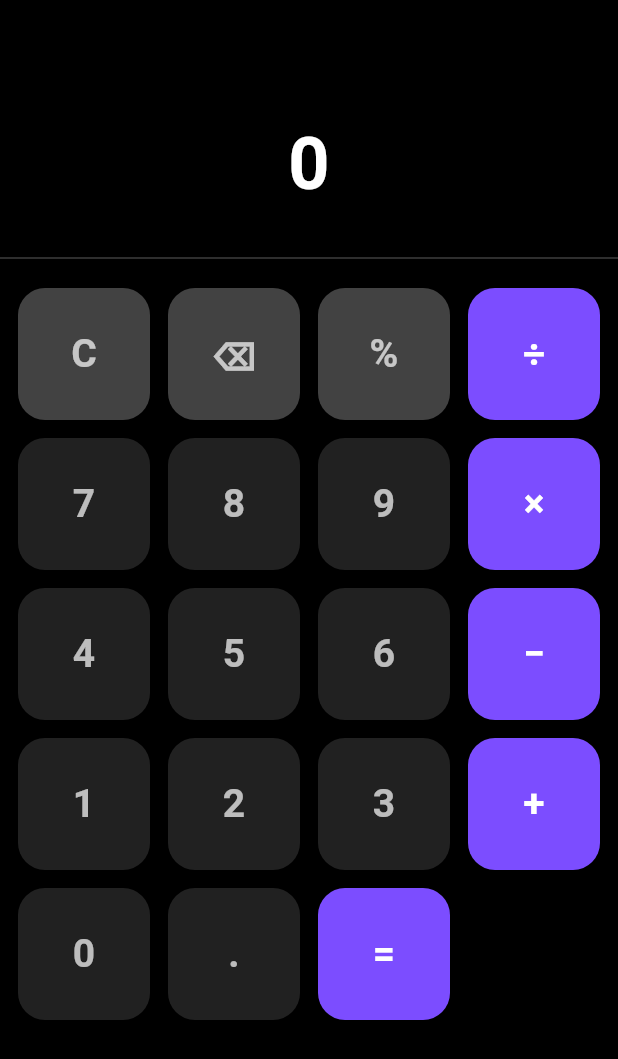
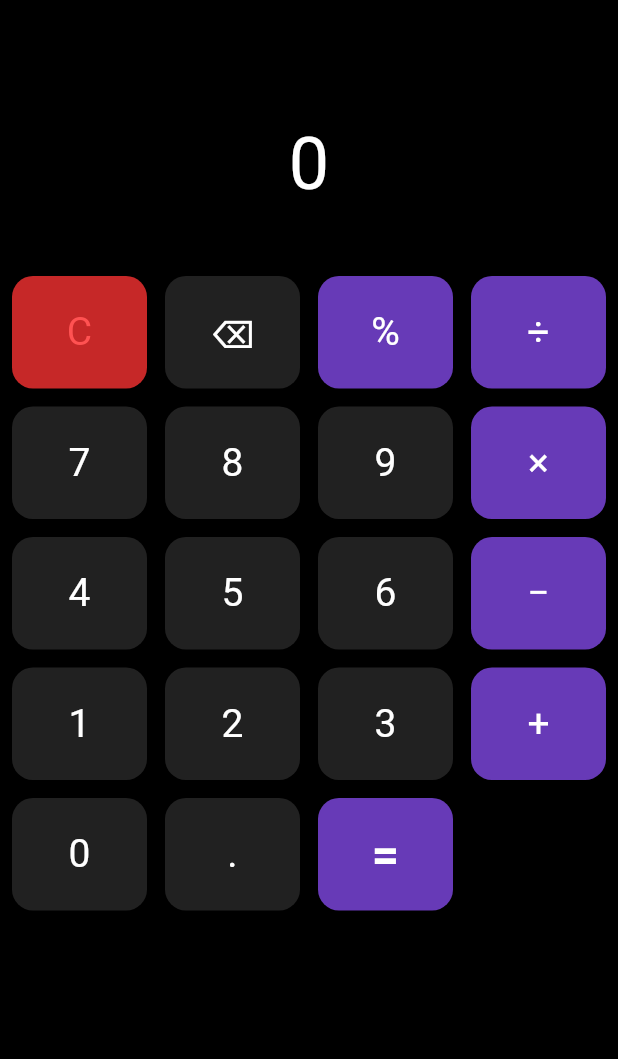
Before and after one commit to Moussi0amine/flutter_projects, a Flutter app: the screen it shows after launch, on a phone screen of 412 x 824 dp. Shown: the top 1059 px of the screen. Run offline on Flutter 3.47's test engine with Material 3 defaults, Android fonts, the light colour scheme and no system bars; our stand-ins replace shared_preferences.

Commit message:
Update main.dart

```diff
--- a/calculator/lib/main.dart
+++ b/calculator/lib/main.dart
@@ -59,15 +59,15 @@
     });
   }
 
-  /// Simple math evaluator for + - × ÷
+  /// Improved math evaluator for + - × ÷ with operator precedence
   void _calculateResult() {
     String expression = _input;
     expression = expression.replaceAll('×', '*');
     expression = expression.replaceAll('÷', '/');
     expression = expression.replaceAll('−', '-');
+    expression = expression.replaceAll('%', '/100');
 
     try {
-      // ⚠️ Simple calculation using Dart's expression evaluator
       final result = _evaluateExpression(expression);
       _output = result.toString();
     } catch (e) {
@@ -75,25 +75,56 @@
     }
   }
 
-  /// Evaluate mathematical string (simple manual logic)
+  /// Shunting-yard algorithm for operator precedence (no parentheses)
   double _evaluateExpression(String exp) {
-    // For simplicity, split by operator and handle basic operations
-    try {
-      // This is NOT a full parser, just enough for simple operations
-      final parsed = exp.split(RegExp(r'([\+\-\*/])'));
-      double result = double.parse(parsed[0]);
-      for (int i = 1; i < parsed.length; i += 2) {
-        String op = parsed[i];
-        double num = double.parse(parsed[i + 1]);
-        if (op == '+') result += num;
-        if (op == '-') result -= num;
-        if (op == '*') result *= num;
-        if (op == '/') result /= num;
+    final ops = <String>[];
+    final vals = <double>[];
+    int i = 0;
+    while (i < exp.length) {
+      if (exp[i] == ' ') {
+        i++;
+        continue;
       }
-      return result;
-    } catch (e) {
-      return 0;
+      if (_isDigit(exp[i]) || exp[i] == '.') {
+        int start = i;
+        while (i < exp.length && (_isDigit(exp[i]) || exp[i] == '.')) i++;
+        vals.add(double.parse(exp.substring(start, i)));
+        continue;
+      }
+      if (_isOperator(exp[i])) {
+        while (ops.isNotEmpty && _precedence(ops.last) >= _precedence(exp[i])) {
+          _applyOperator(ops, vals);
+        }
+        ops.add(exp[i]);
+        i++;
+        continue;
+      }
+      throw Exception('Invalid character: ${exp[i]}');
     }
+    while (ops.isNotEmpty) {
+      _applyOperator(ops, vals);
+    }
+    return vals.isNotEmpty ? vals.first : 0;
+  }
+
+  bool _isDigit(String ch) => ch.codeUnitAt(0) >= 48 && ch.codeUnitAt(0) <= 57;
+  bool _isOperator(String ch) => ch == '+' || ch == '-' || ch == '*' || ch == '/';
+
+  int _precedence(String op) {
+    if (op == '+' || op == '-') return 1;
+    if (op == '*' || op == '/') return 2;
+    return 0;
+  }
+
+  void _applyOperator(List<String> ops, List<double> vals) {
+    if (vals.length < 2 || ops.isEmpty) throw Exception('Invalid expression');
+    double b = vals.removeLast();
+    double a = vals.removeLast();
+    String op = ops.removeLast();
+    if (op == '+') vals.add(a + b);
+    if (op == '-') vals.add(a - b);
+    if (op == '*') vals.add(a * b);
+    if (op == '/') vals.add(a / b);
   }
 
   @override
@@ -112,72 +143,45 @@
                 children: [
                   Text(
                     _input,
-                    style: const TextStyle(
-                      fontSize: 32,
-                      color: Colors.white70,
-                    ),
+                    style: const TextStyle(fontSize: 32, color: Colors.white70),
                   ),
                   const SizedBox(height: 10),
                   Text(
                     _output,
-                    style: const TextStyle(
-                      fontSize: 48,
-                      fontWeight: FontWeight.bold,
-                      color: Colors.white,
-                    ),
+                    style: const TextStyle(fontSize: 48, color: Colors.white),
                   ),
                 ],
               ),
             ),
-
-            const Divider(color: Colors.white24, thickness: 1),
-
-            // 🔘 Buttons Grid
+            // 🔢 Calculator Buttons
             Expanded(
-              flex: 2,
-              child: Padding(
-                padding: const EdgeInsets.all(12.0),
+              child: Container(
+                padding: const EdgeInsets.symmetric(horizontal: 8, vertical: 20),
                 child: GridView.builder(
                   itemCount: _buttons.length,
                   gridDelegate: const SliverGridDelegateWithFixedCrossAxisCount(
-                    crossAxisCount: 4, // 4 buttons per row
+                    crossAxisCount: 4,
+                    childAspectRatio: 1.2,
+                    crossAxisSpacing: 12,
                     mainAxisSpacing: 12,
-                    crossAxisSpacing: 12,
                   ),
                   itemBuilder: (context, index) {
                     final btn = _buttons[index];
-                    final isOperator = ['÷', '×', '−', '+', '='].contains(btn);
-                    final isSpecial = ['C', '⌫', '%'].contains(btn);
-
-                    return GestureDetector(
-                      onTap: () => _onButtonTap(btn),
-                      child: Container(
-                        decoration: BoxDecoration(
-                          color: isOperator
-                              ? Colors.deepPurpleAccent
-                              : isSpecial
-                                  ? Colors.grey.shade800
-                                  : Colors.grey.shade900,
-                          borderRadius: BorderRadius.circular(18),
-                          boxShadow: [
-                            BoxShadow(
-                              color: Colors.black.withOpacity(0.3),
-                              blurRadius: 6,
-                              offset: const Offset(2, 2),
-                            ),
-                          ],
+                    return ElevatedButton(
+                      onPressed: () => _onButtonTap(btn),
+                      style: ElevatedButton.styleFrom(
+                        backgroundColor: _getBtnColor(btn),
+                        shape: RoundedRectangleBorder(
+                          borderRadius: BorderRadius.circular(14),
                         ),
-                        child: Center(
-                          child: Text(
-                            btn,
-                            style: TextStyle(
-                              fontSize: 26,
-                              fontWeight: FontWeight.bold,
-                              color: isOperator
-                                  ? Colors.white
-                                  : Colors.white70,
-                            ),
-                          ),
+                        padding: EdgeInsets.zero,
+                      ),
+                      child: Text(
+                        btn,
+                        style: TextStyle(
+                          fontSize: btn == '=' ? 32 : 26,
+                          fontWeight: btn == '=' ? FontWeight.bold : FontWeight.normal,
+                          color: btn == 'C' ? Colors.redAccent : Colors.white,
                         ),
                       ),
                     );
@@ -190,4 +194,12 @@
       ),
     );
   }
+
+  Color _getBtnColor(String btn) {
+    if (btn == 'C') return Colors.red.shade800;
+    if (btn == '=' || btn == '+' || btn == '−' || btn == '×' || btn == '÷' || btn == '%') {
+      return Colors.deepPurple;
+    }
+    return Colors.grey.shade900;
+  }
 }
```
